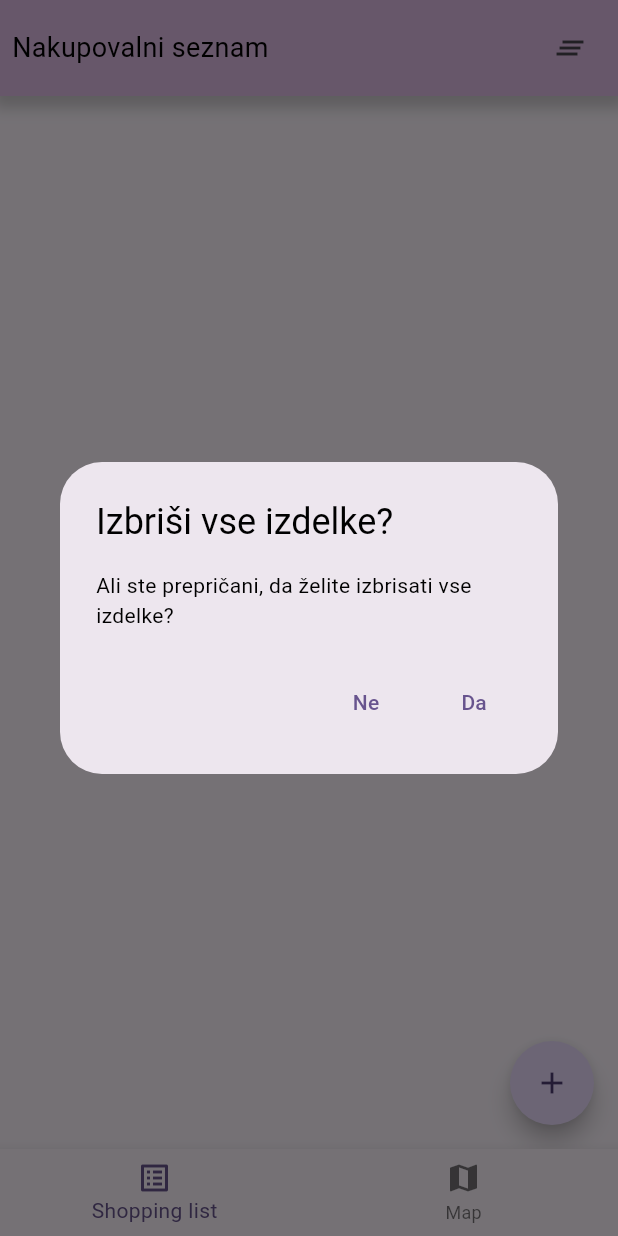
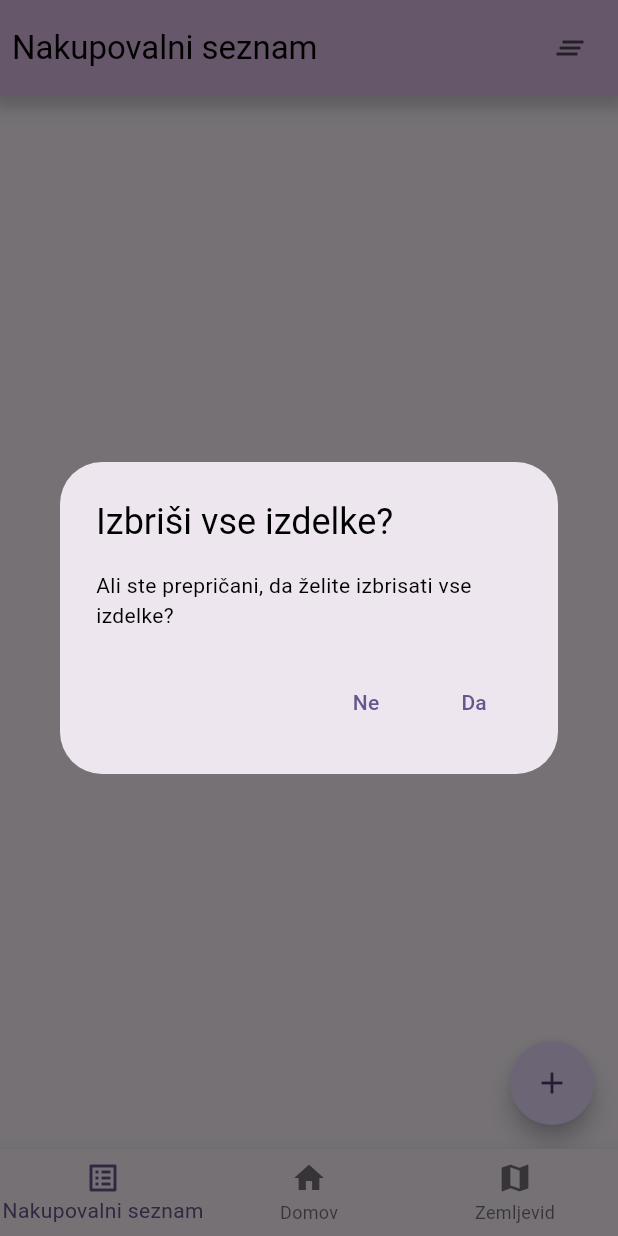
Before and after one commit to samolego/dhack24, a Flutter app: the screen it shows after launch, after a tap on the "clear all" icon, on a phone screen of 412 x 824 dp. Run offline on Flutter 3.47's test engine with Material 3 defaults, Android fonts, the phone set to English and light mode, and no system bars; our stand-ins replace flutter_map, latlong2, supabase_flutter; accounts and stored records are empty.

Commit message:
Add stats (home) screen

```diff
--- a/mobile/lib/ui/component/ShoppingItem.dart
+++ b/mobile/lib/ui/component/ShoppingItem.dart
@@ -37,6 +37,11 @@ class _ShoppingItemState extends State<ShoppingItem> {
           ),
         );
       },
+      onTap: () {
+        setState(() {
+          _isChecked = !_isChecked;
+        });
+      },
       trailing: Checkbox(
         value: _isChecked,
         onChanged: (bool? value) {
--- a/mobile/lib/ui/screen/MainAppScreen.dart
+++ b/mobile/lib/ui/screen/MainAppScreen.dart
@@ -1,6 +1,7 @@
 import 'package:flutter/material.dart';
 import 'package:trgovinavigator/ui/screen/MapScreen.dart';
 import 'package:trgovinavigator/ui/screen/ShoppingListScreen.dart';
+import 'package:trgovinavigator/ui/screen/StatsScreen.dart';
 
 class MainAppScreen extends StatefulWidget {
   const MainAppScreen({super.key});
@@ -14,6 +15,7 @@ class _MainAppScreenState extends State<MainAppScreen> {
 
   final List<Widget> _children = [
     const ShoppingListScreen(),
+    const StatsScreen(),
     const MapScreen(),
   ];
 
@@ -33,11 +35,15 @@ class _MainAppScreenState extends State<MainAppScreen> {
         items: const [
           BottomNavigationBarItem(
             icon: Icon(Icons.list_alt),
-            label: 'Shopping list',
+            label: 'Nakupovalni seznam',
+          ),
+          BottomNavigationBarItem(
+            icon: Icon(Icons.home),
+            label: 'Domov',
           ),
           BottomNavigationBarItem(
             icon: Icon(Icons.map),
-            label: 'Map',
+            label: 'Zemljevid',
           ),
         ],
       ),
--- a/mobile/lib/ui/screen/ShoppingListScreen.dart
+++ b/mobile/lib/ui/screen/ShoppingListScreen.dart
@@ -44,11 +44,11 @@ class _ShoppingListScreenState extends State<ShoppingListScreen> {
                 child: Row(
                   mainAxisAlignment: MainAxisAlignment.spaceBetween,
                   children: [
-                    const Column(
+                    Column(
                       children: [
                         Text(
                           "Nakupovalni seznam",
-                          style: TextStyle(fontSize: 18),
+                          style: Theme.of(context).textTheme.titleLarge,
                         ),
                       ],
                     ),
```
Also changed, not shown: mobile/lib/ui/screen/StatsScreen.dart (added, +15 -0 lines).
